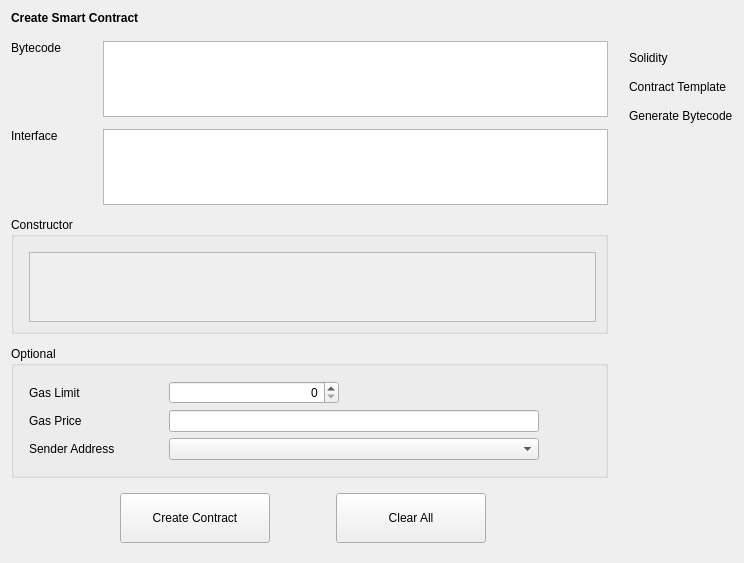
Above: src/qt/forms/createcontract.ui from qtumproject/qtum before the change. Below: the same form after it.
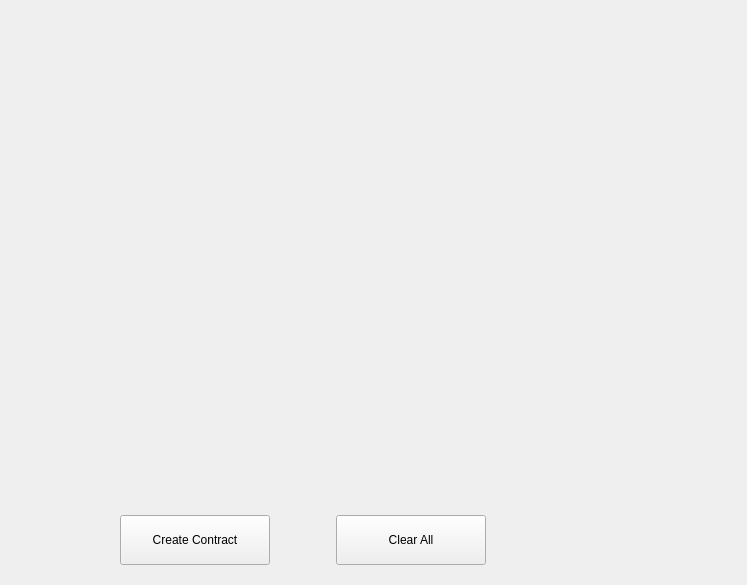
That is the form after the change. The open tabs and pages were chosen to show the change. Custom widgets are drawn as their Qt base class.

Commit message: Add stack widget for result

Patch:
```diff
--- a/src/qt/forms/createcontract.ui
+++ b/src/qt/forms/createcontract.ui
@@ -6,16 +6,32 @@
    <rect>
     <x>0</x>
     <y>0</y>
-    <width>744</width>
-    <height>563</height>
+    <width>747</width>
+    <height>585</height>
    </rect>
   </property>
   <property name="windowTitle">
    <string>Form</string>
   </property>
-  <layout class="QVBoxLayout" name="verticalLayout_7" stretch="0,0,0,0">
+  <layout class="QVBoxLayout" name="verticalLayout_7">
+   <item>
+    <widget class="QStackedWidget" name="stackedWidget">
+     <property name="currentIndex">
+      <number>0</number>
+     </property>
+     <widget class="QWidget" name="createContractPage">
+      <layout class="QVBoxLayout" name="verticalLayout_8">
+       <property name="leftMargin">
+        <number>0</number>
+       </property>
    <property name="topMargin">
-    <number>11</number>
+        <number>0</number>
+       </property>
+       <property name="rightMargin">
+        <number>0</number>
+       </property>
+       <property name="bottomMargin">
+        <number>0</number>
    </property>
    <item>
     <widget class="QLabel" name="labelTitle">
@@ -366,6 +382,29 @@
       </layout>
      </item>
     </layout>
+       </item>
+      </layout>
+     </widget>
+     <widget class="QWidget" name="resultPage">
+      <layout class="QVBoxLayout" name="verticalLayout_9">
+       <property name="leftMargin">
+        <number>0</number>
+       </property>
+       <property name="topMargin">
+        <number>0</number>
+       </property>
+       <property name="rightMargin">
+        <number>0</number>
+       </property>
+       <property name="bottomMargin">
+        <number>0</number>
+       </property>
+       <item>
+        <widget class="QWidget" name="widgetResult" native="true"/>
+       </item>
+      </layout>
+     </widget>
+    </widget>
    </item>
    <item>
     <layout class="QHBoxLayout" name="horizontalLayout_3">
```
Left out of the diff: 4 changed lines with no effect on the pictures. Lines whose indentation alone changed are shown as unchanged. The commit also changes 3 other files.
